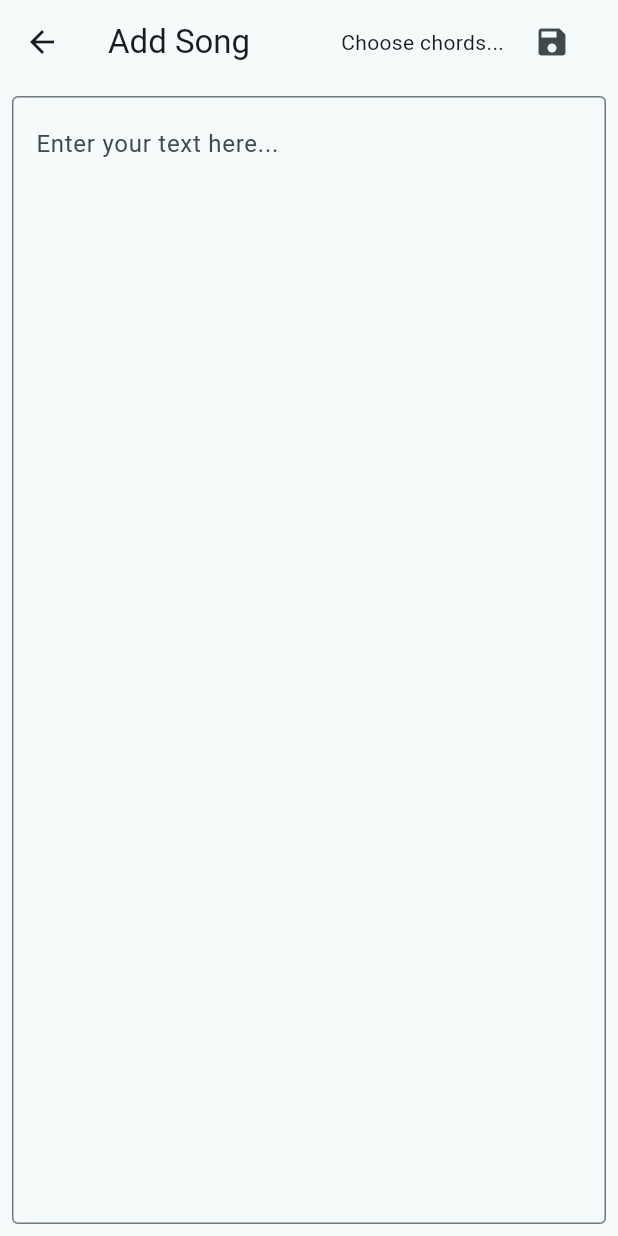
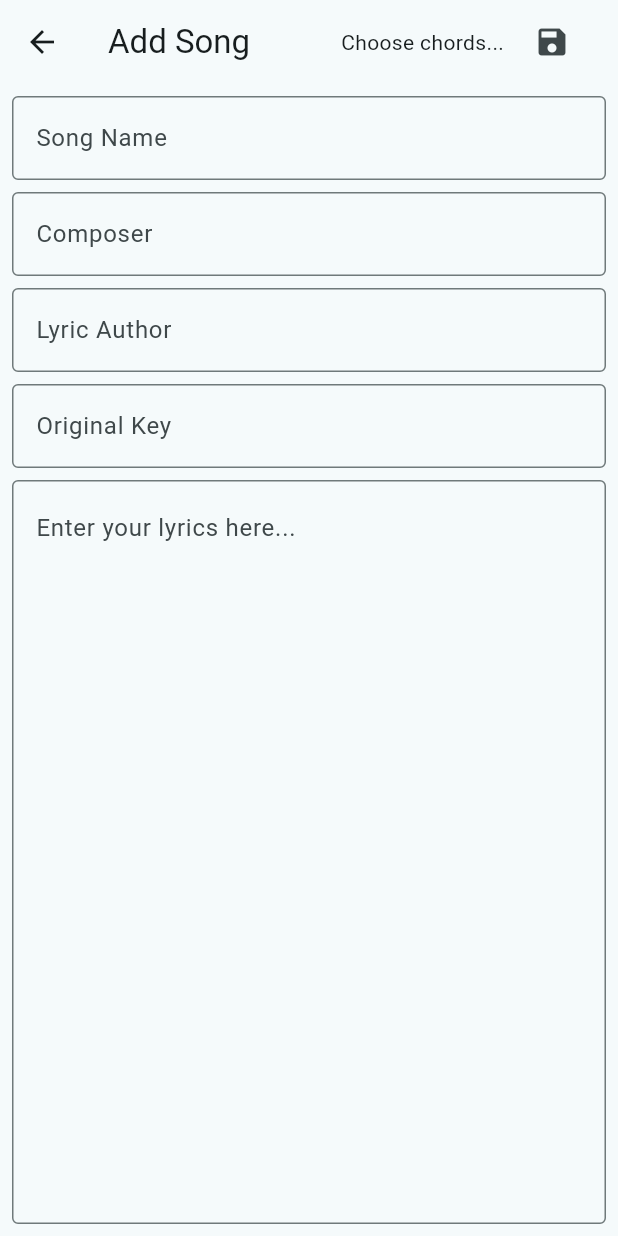
Before and after one commit to margusoe/unitedwoship, a Flutter app: the AddSongScreen screen opened directly, after a tap on the "save" icon, on a phone screen of 412 x 824 dp. Run offline on Flutter 3.47's test engine with Material 3 defaults, Android fonts, the phone set to English and light mode, and no system bars; our stand-ins replace get_it, sqflite; missing offline and left inert: flutter_chord; accounts and stored records are empty.

Commit message:
add song

```diff
--- a/lib/screens/add_song/add_song_screen.dart
+++ b/lib/screens/add_song/add_song_screen.dart
@@ -11,6 +11,10 @@ class AddSongScreen extends StatefulWidget {
 class _AddSongScreenState extends State<AddSongScreen> {
   final _manager = AddSongManager();
   final TextEditingController _textController = TextEditingController();
+  final TextEditingController _songNameController = TextEditingController();
+  final TextEditingController _composerController = TextEditingController();
+  final TextEditingController _lyricAuthorController = TextEditingController();
+  final TextEditingController _originalKeyController = TextEditingController();
   final List<String> _chords = [
     'A',
     'Am',
@@ -45,6 +49,10 @@ class _AddSongScreenState extends State<AddSongScreen> {
   @override
   void dispose() {
     _textController.dispose();
+    _songNameController.dispose();
+    _composerController.dispose();
+    _lyricAuthorController.dispose();
+    _originalKeyController.dispose();
     super.dispose();
   }
 
@@ -52,10 +60,8 @@ class _AddSongScreenState extends State<AddSongScreen> {
     final bracketedChord = '[$chord]';
     final text = _textController.text;
     final selection = _textController.selection;
-    final newText =
-        text.replaceRange(selection.start, selection.end, bracketedChord);
-    final newSelection = TextSelection.collapsed(
-        offset: selection.start + bracketedChord.length);
+    final newText = text.replaceRange(selection.start, selection.end, bracketedChord);
+    final newSelection = TextSelection.collapsed(offset: selection.start + bracketedChord.length);
 
     _textController.value = TextEditingValue(
       text: newText,
@@ -64,12 +70,16 @@ class _AddSongScreenState extends State<AddSongScreen> {
   }
 
   void _saveSong() {
-    if (_textController.text.isNotEmpty) {
+    if (_textController.text.isNotEmpty &&
+        _songNameController.text.isNotEmpty &&
+        _composerController.text.isNotEmpty &&
+        _lyricAuthorController.text.isNotEmpty &&
+        _originalKeyController.text.isNotEmpty) {
       _manager.addSong(
-        songName: "songName",
-        composer: "composer",
-        lyricAuthor: "lyricAuthor",
-        originalKey: "originalKey",
+        songName: _songNameController.text,
+        composer: _composerController.text,
+        lyricAuthor: _lyricAuthorController.text,
+        originalKey: _originalKeyController.text,
         lyrics: _textController.text,
       );
       Navigator.pop(context, _textController.text);
@@ -101,6 +111,41 @@ class _AddSongScreenState extends State<AddSongScreen> {
       ),
       body: Padding(
         padding: const EdgeInsets.all(8.0),
+        child: Column(
+          children: [
+            TextField(
+              controller: _songNameController,
+              decoration: const InputDecoration(
+                border: OutlineInputBorder(),
+                labelText: 'Song Name',
+              ),
+            ),
+            const SizedBox(height: 8),
+            TextField(
+              controller: _composerController,
+              decoration: const InputDecoration(
+                border: OutlineInputBorder(),
+                labelText: 'Composer',
+              ),
+            ),
+            const SizedBox(height: 8),
+            TextField(
+              controller: _lyricAuthorController,
+              decoration: const InputDecoration(
+                border: OutlineInputBorder(),
+                labelText: 'Lyric Author',
+              ),
+            ),
+            const SizedBox(height: 8),
+            TextField(
+              controller: _originalKeyController,
+              decoration: const InputDecoration(
+                border: OutlineInputBorder(),
+                labelText: 'Original Key',
+              ),
+            ),
+            const SizedBox(height: 8),
+            Expanded(
               child: TextField(
                 controller: _textController,
                 maxLines: null,
@@ -108,8 +153,11 @@ class _AddSongScreenState extends State<AddSongScreen> {
                 textAlignVertical: TextAlignVertical.top,
                 decoration: const InputDecoration(
                   border: OutlineInputBorder(),
-            hintText: 'Enter your text here...',
+                  hintText: 'Enter your lyrics here...',
                 ),
+              ),
+            ),
+          ],
         ),
       ),
     );
--- a/pubspec.yaml
+++ b/pubspec.yaml
@@ -14,6 +14,7 @@ dependencies:
   get_it: ^8.0.3
   sqflite: ^2.4.1
   path: ^1.9.0
+  flutter_chord: ^0.1.2
 
 dev_dependencies:
   flutter_test:
```
Also changed, not shown: lib/screens/song/song_screen.dart (+51 -4 lines), pubspec.lock. Lines whose indentation alone changed are shown as unchanged.
